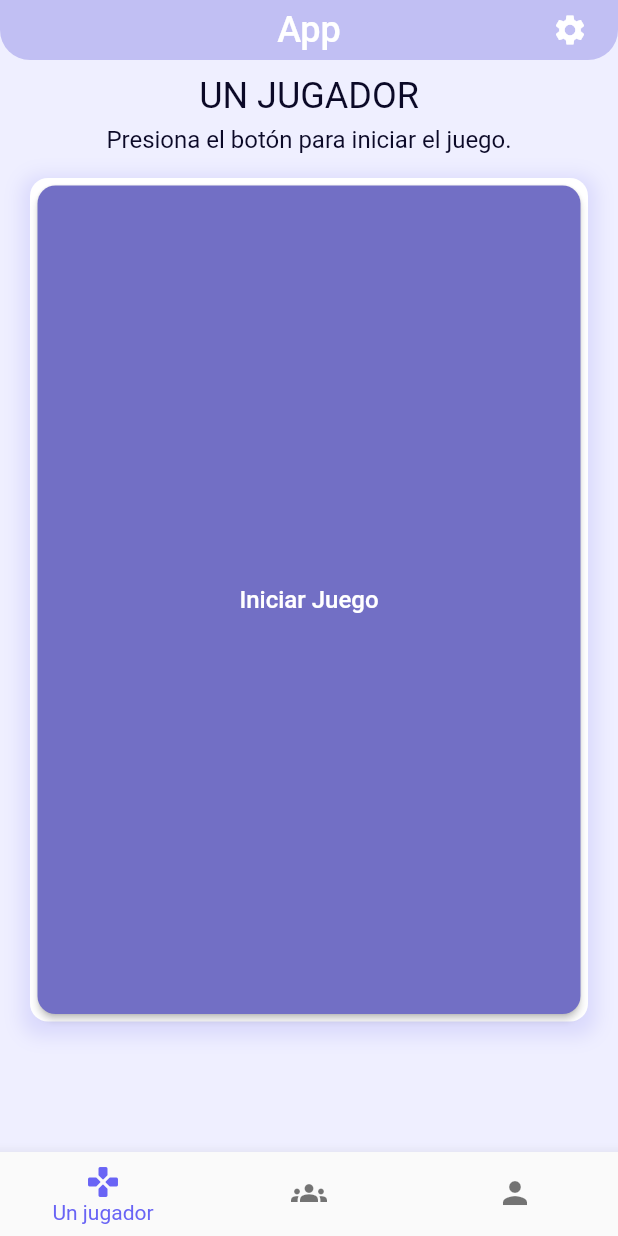
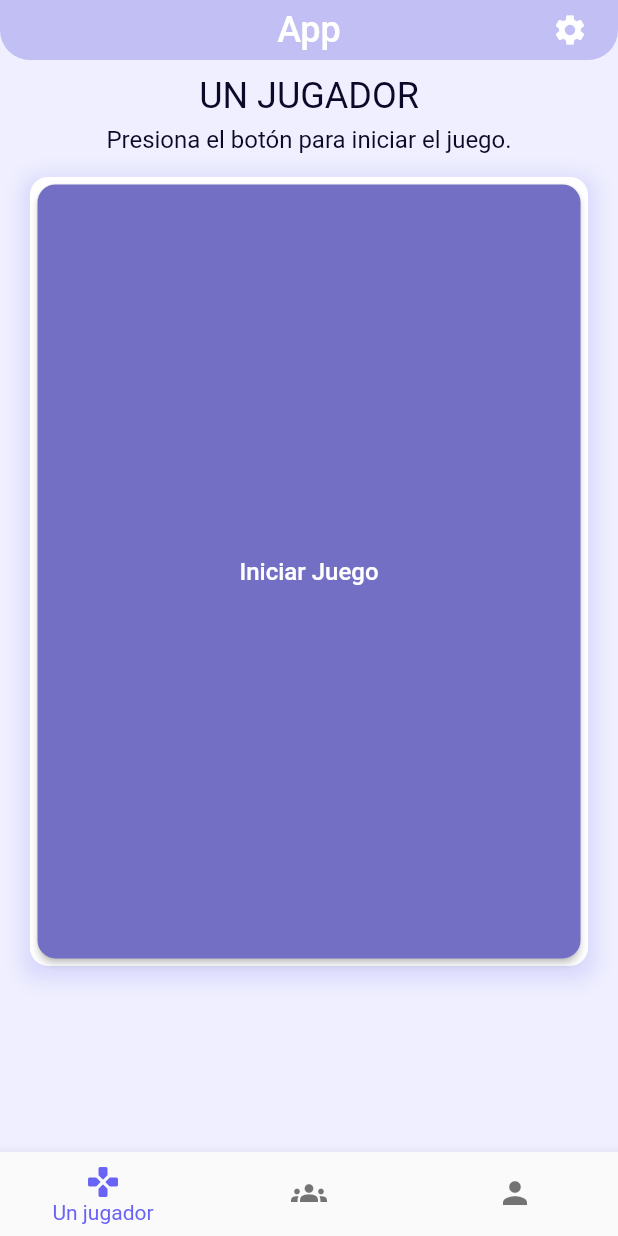
Before and after one commit to Keiner-Frontado/Sopas-Flutter, a Flutter app: the screen it shows after launch, on a phone screen of 412 x 824 dp. Run offline on Flutter 3.47's test engine with Material 3 defaults, Android fonts, the phone set to English and light mode, and no system bars.

Commit message:
fix: app_view manual prop width & height

```diff
--- a/lib/components/app_view.dart
+++ b/lib/components/app_view.dart
@@ -7,13 +7,17 @@ class AppView extends StatefulWidget {
   final Widget? subtitle;
   final Widget? child;
   final Widget? footer;
+  final double? width;
+  final double? height;
 
   const AppView({
     super.key,
     this.title = const Text("Pantalla"),
     this.subtitle,
     this.child,
-    this.footer
+    this.footer,
+    this.width,
+    this.height
     });
 
   @override
@@ -40,8 +44,13 @@ class _AppViewState extends State<AppView> {
 
     return LayoutBuilder(
       builder: (builder, constraints) {
-        final width = constraints.maxWidth;
-        final height = constraints.maxHeight * 0.8;
+        double width_ = 1.0;
+        double height_ = 0.85;
+        if (widget.width != null) width_ = widget.width!;
+        if (widget.height != null) height_ = widget.height!;
+
+        final width = constraints.maxWidth * width_;
+        final height = constraints.maxHeight * height_;
     return Padding(
       padding: EdgeInsetsGeometry.symmetric(horizontal: 10, vertical: 10),
       child: SingleChildScrollView(
--- a/lib/core/logic/game.dart
+++ b/lib/core/logic/game.dart
@@ -31,6 +31,8 @@ class Game {
   void startGame() {
     currentPlayer = p1;
 
+
+
   }
 
 }
--- a/lib/screens/singleplayer/singleplayer.dart
+++ b/lib/screens/singleplayer/singleplayer.dart
@@ -89,6 +89,7 @@ class _SingleplayerScreen extends State<SingleplayerScreen> {
       title: _setTitle(),
       subtitle: _setSubtitle(),
       footer: _setFooter(),
+      height: 0.75,
       child: _setChild(),
     );
   }
```
